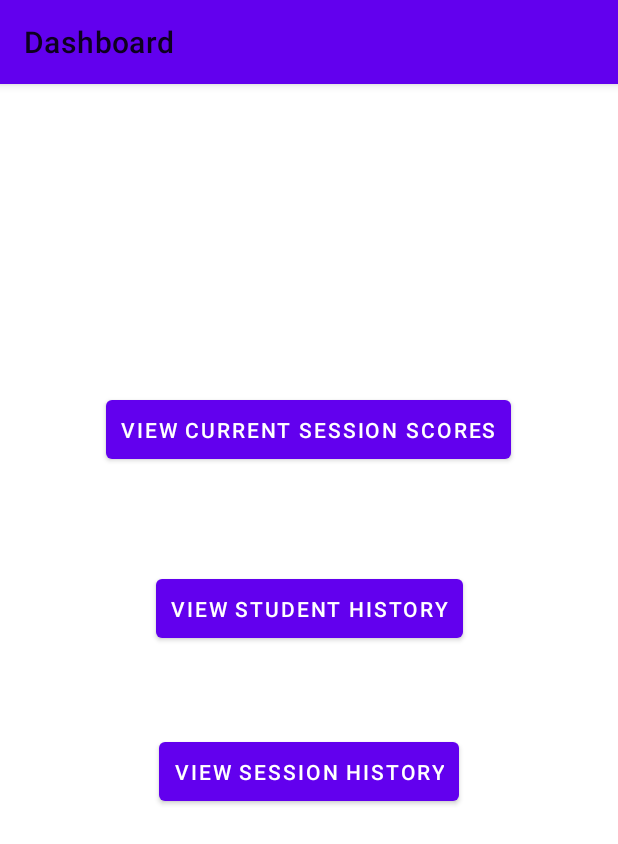
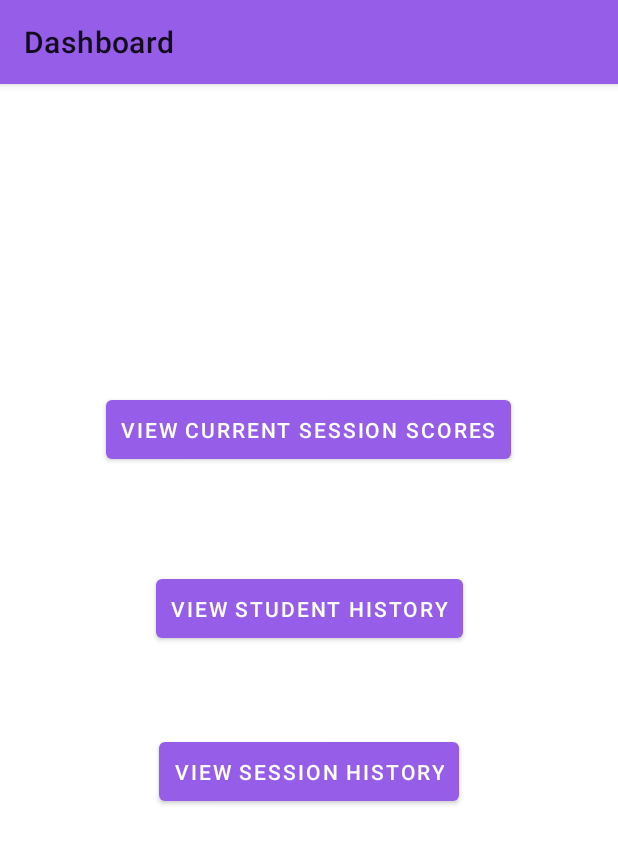
Before and after one commit to saum7800/GL32_Meraki, an Android app: the screen it shows after launch (MainActivity), on a phone screen of 412 x 824 dp. Shown: the top 844 px of the screen. Run offline under Robolectric (Android 15) with nearby library versions, the phone set to English and light mode, and no system bars; our stand-ins replace data binding, navigation-ui.

Commit message:
Change graph color(broken)

```diff
--- a/app/src/main/res/values/colors.xml
+++ b/app/src/main/res/values/colors.xml
@@ -1,6 +1,6 @@
 <?xml version="1.0" encoding="utf-8"?>
 <resources>
-    <color name="colorPrimary">#6200EE</color>
-    <color name="colorPrimaryDark">#3700B3</color>
-    <color name="colorAccent">#03DAC5</color>
+    <color name="colorPrimary">#965DE8</color>
+    <color name="colorPrimaryDark">#4C3480</color>
+    <color name="colorAccent">#84CFCD</color>
 </resources>
```
Also changed, not shown: app/src/main/java/com/example/sih/session/SessionViewModel.kt (+13 -1 lines).
